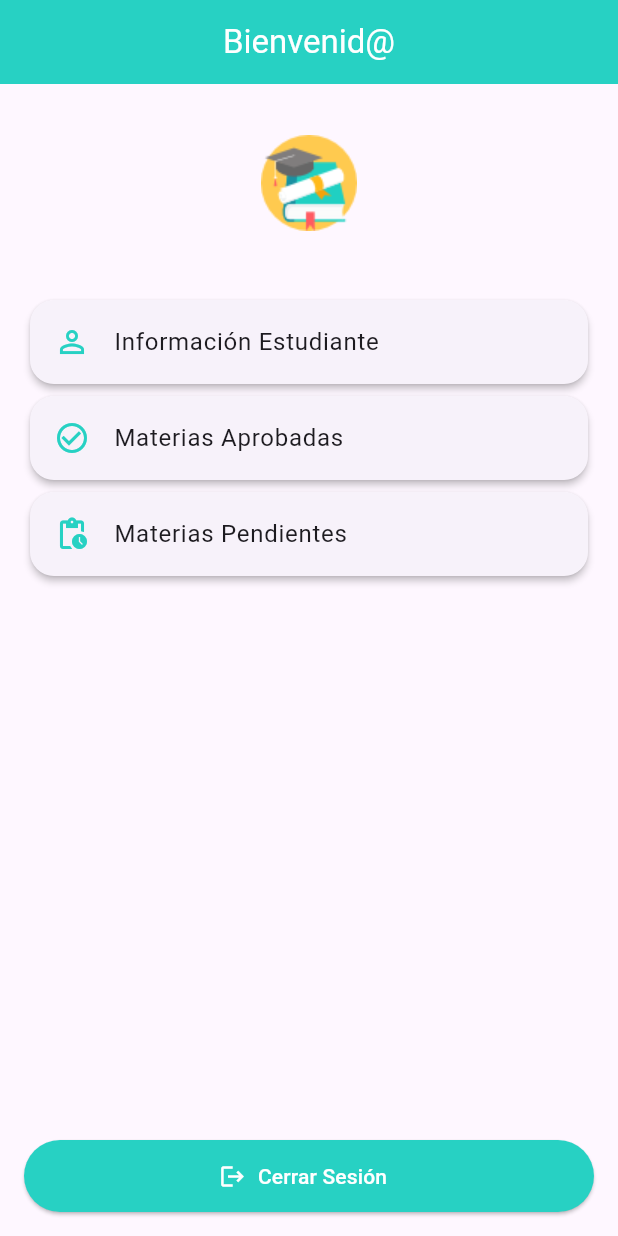
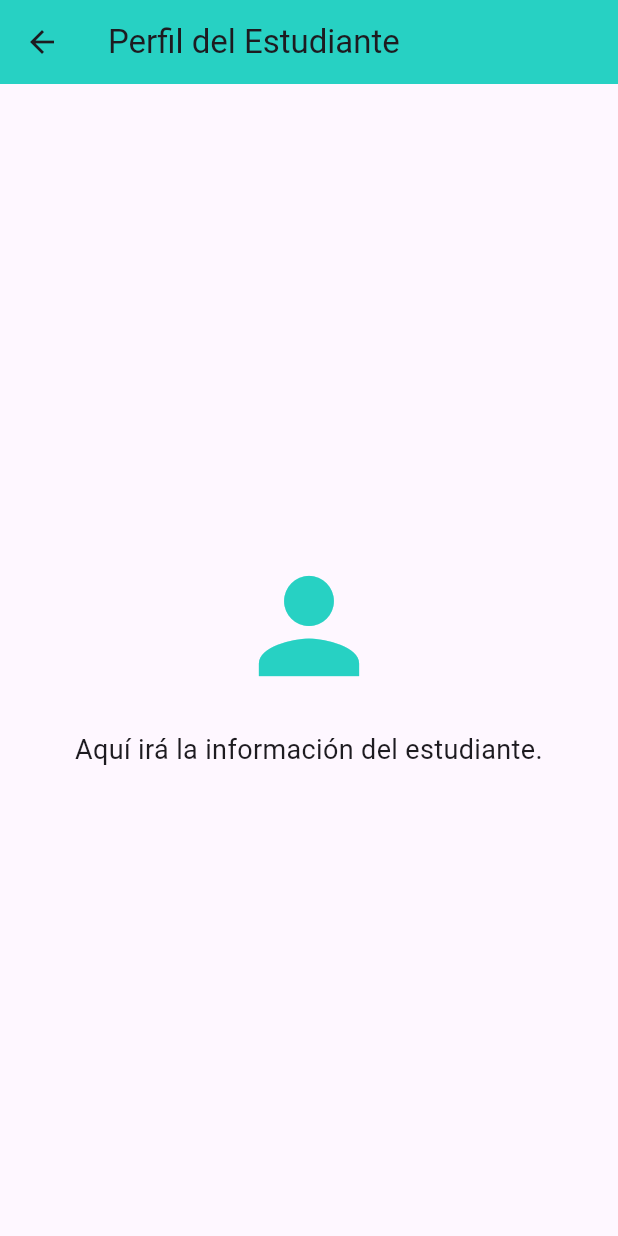
Before and after one commit to systemcrafter/universidad, a Flutter app: the HomeScreen screen opened directly, after a tap on "Información Estudiante", on a phone screen of 412 x 824 dp. Run offline on Flutter 3.47's test engine with Material 3 defaults, Android fonts, the light colour scheme and no system bars; our stand-ins replace shared_preferences; accounts and stored records are empty.

Commit message:
Adding more pages/screens

```diff
--- a/lib/main.dart
+++ b/lib/main.dart
@@ -15,7 +15,7 @@ class MyApp extends StatelessWidget {
     if (token != null && token.isNotEmpty) {
       return const HomeScreen(); // Usuario ya autenticado
     } else {
-      return const SignInScreen(); // Usuario no autenticado
+      return const LoginScreen(); // Usuario no autenticado
     }
   }
 
--- a/lib/screens/home_screen.dart
+++ b/lib/screens/home_screen.dart
@@ -1,16 +1,40 @@
 import 'package:flutter/material.dart';
+import 'package:shared_preferences/shared_preferences.dart';
 import 'package:universidad/controllers/logout_controller.dart';
+import 'package:universidad/screens/approved_screen.dart';
+import 'package:universidad/screens/pending_screen.dart';
 import 'login_screen.dart';
+import 'profile_screen.dart';
 
-class HomeScreen extends StatelessWidget {
+class HomeScreen extends StatefulWidget {
   const HomeScreen({super.key});
 
-  Future<void> _handleLogout(BuildContext context) async {
+  @override
+  State<HomeScreen> createState() => _HomeScreenState();
+}
+
+class _HomeScreenState extends State<HomeScreen> {
+  String userName = '...'; // Valor temporal
+
+  @override
+  void initState() {
+    super.initState();
+    loadUserName();
+  }
+
+  Future<void> loadUserName() async {
+    final prefs = await SharedPreferences.getInstance();
+    setState(() {
+      userName = prefs.getString('user_name') ?? 'Usuario';
+    });
+  }
+
+  Future<void> _handleLogout() async {
     final success = await LogoutController.logout();
     if (success) {
       Navigator.pushReplacement(
         context,
-        MaterialPageRoute(builder: (_) => const SignInScreen()),
+        MaterialPageRoute(builder: (_) => const LoginScreen()),
       );
     } else {
       ScaffoldMessenger.of(context).showSnackBar(
@@ -38,8 +62,9 @@ class HomeScreen extends StatelessWidget {
   @override
   Widget build(BuildContext context) {
     return Scaffold(
+      backgroundColor: const Color(0xFFFEF7FD),
       appBar: AppBar(
-        title: const Text('Bienvenid@'),
+        title: Text('Hola, $userName 👋'),
         backgroundColor: const Color(0xFF27D1C3),
         foregroundColor: Colors.white,
         centerTitle: true,
@@ -48,29 +73,41 @@ class HomeScreen extends StatelessWidget {
         padding: const EdgeInsets.all(16),
         child: Column(
           children: [
-            Image.asset(
-              'assets/images/logo.png',
-              height: 100,
-            ),
+            Image.asset('assets/images/logo.png', height: 100),
             const SizedBox(height: 24),
             _buildButton(
               icon: Icons.person_outline,
               label: 'Información Estudiante',
-              onTap: () {},
+              onTap: () {
+                Navigator.push(
+                  context,
+                  MaterialPageRoute(builder: (_) => const ProfileScreen()),
+                );
+              },
             ),
             _buildButton(
               icon: Icons.check_circle_outline,
               label: 'Materias Aprobadas',
-              onTap: () {},
+              onTap: () {
+                Navigator.push(
+                  context,
+                  MaterialPageRoute(builder: (_) => const ApprovedCourses()),
+                );
+              },
             ),
             _buildButton(
               icon: Icons.pending_actions,
               label: 'Materias Pendientes',
-              onTap: () {},
+              onTap: () {
+                Navigator.push(
+                  context,
+                  MaterialPageRoute(builder: (_) => const PendingCourses()),
+                );
+              },
             ),
             const Spacer(),
             ElevatedButton.icon(
-              onPressed: () => _handleLogout(context),
+              onPressed: _handleLogout,
               icon: const Icon(Icons.logout),
               label: const Text('Cerrar Sesión'),
               style: ElevatedButton.styleFrom(
--- /dev/null
+++ b/lib/screens/profile_screen.dart
@@ -0,0 +1,32 @@
+import 'package:flutter/material.dart';
+
+class ProfileScreen extends StatelessWidget {
+  const ProfileScreen({super.key});
+
+  @override
+  Widget build(BuildContext context) {
+    return Scaffold(
+      appBar: AppBar(
+        title: const Text('Perfil del Estudiante'),
+        backgroundColor: Color(0xFF27D1C3),
+      ),
+      body: Center(
+        child: Padding(
+          padding: const EdgeInsets.all(24.0),
+          child: Column(
+            mainAxisAlignment: MainAxisAlignment.center,
+            children: const [
+              Icon(Icons.person, size: 100, color: Color(0xFF27D1C3)),
+              SizedBox(height: 20),
+              Text(
+                'Aquí irá la información del estudiante.',
+                style: TextStyle(fontSize: 18),
+                textAlign: TextAlign.center,
+              ),
+            ],
+          ),
+        ),
+      ),
+    );
+  }
+}
```
Also changed, not shown: lib/controllers/login_controller.dart (+8 -0 lines), lib/screens/approved_screen.dart (added, +32 -0 lines), lib/screens/login_screen.dart (+4 -4 lines), lib/screens/pending_screen.dart (added, +32 -0 lines).
